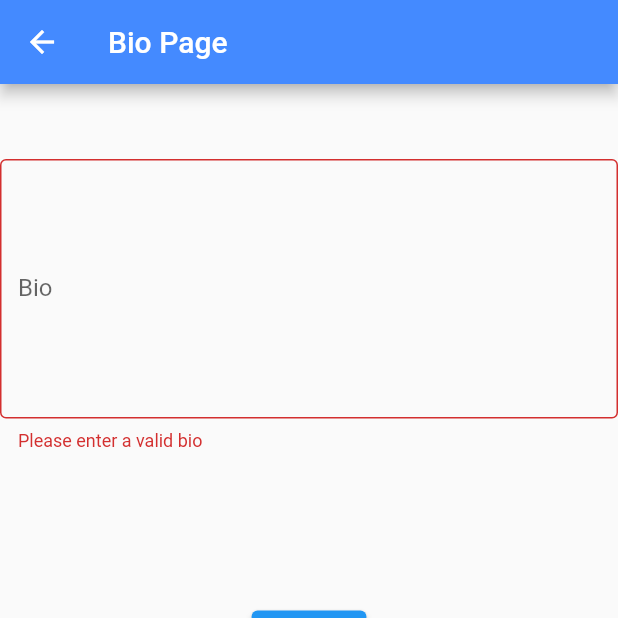
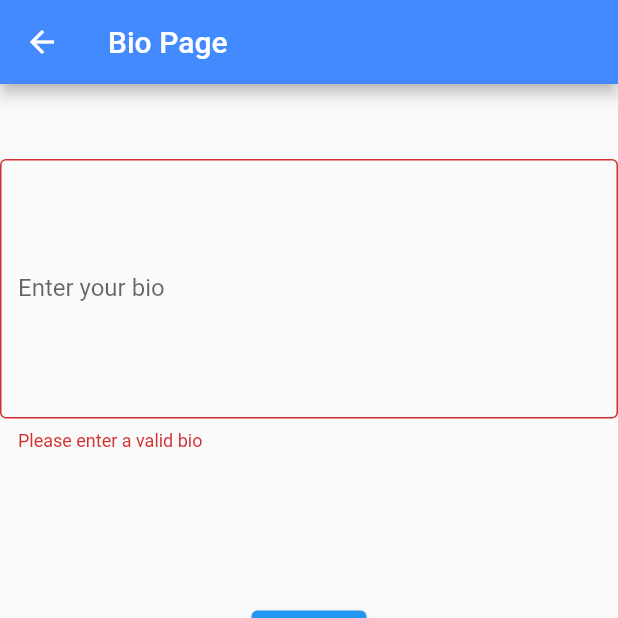
Before and after one commit to Abiidahiya/community_, a Flutter app: the UserBioPage screen opened directly, after a tap on "Submit", on a phone screen of 412 x 824 dp, the top half of it. Run offline on Flutter 3.47's test engine with Material 2 defaults, Android fonts, the phone set to English and light mode, and no system bars; our stand-ins replace firebase_auth, firebase_core, get, google_maps_flutter, google_sign_in, image_picker and 1 more; missing offline and left inert: flutter_facebook_auth; accounts and stored records are empty.

Commit message:
updated global textfield and validator class created

```diff
--- /dev/null
+++ b/lib/uicomponents/apptextformfield.dart
@@ -0,0 +1,34 @@
+import 'package:flutter/material.dart';
+
+
+class AppTextFormField extends StatelessWidget {
+  final Key? key;
+  final TextEditingController controller;
+  final String? Function(String?)? validator;
+  final InputDecoration? decoration;
+  final String label;
+  final int? maxLines; // Add maxLines property
+
+  const AppTextFormField({
+    this.key,
+    required this.controller,
+    required this.validator,
+    this.decoration,
+    required this.label,
+    this.maxLines, // Initialize the maxLines property
+  });
+
+  @override
+  Widget build(BuildContext context) {
+    return TextFormField(
+      key: key,
+      controller: controller,
+      decoration: InputDecoration(
+        labelText: label,
+        border: OutlineInputBorder(),
+      ),
+      validator: validator,
+      maxLines: maxLines, // Set the maxLines property here
+    );
+  }
+}
--- a/lib/utils/app_string_res.dart
+++ b/lib/utils/app_string_res.dart
@@ -22,10 +22,17 @@ const lastname='Last Name';
 const email='Enter Email';
 const imagepickertext='Select Image';
 const next='Next Page';
-const firstnameerror='Please enter valid first name';
-const lastnameerror='Please enter valid last name';
-const emailerror='Please enter valid email';
+const firstnameerror='Please enter a valid first name';
+const lastnameerror='Please enter a valid last name';
+
+const emailerror='Please enter a valid email';
 const address='Enter address manually';
 const bio='Enter your bio';
 const bioerror='Please enter a valid bio';
 const submit='Submit';
+const address1='Address';
+const village='Village';
+const town='Town/City';
+const state='State';
+const country='Country';
+const biopage='Bio Page';
--- /dev/null
+++ b/lib/utils/validators.dart
@@ -0,0 +1,51 @@
+import 'package:community/utils/app_string_res.dart';
+class Validators {
+  static String? emailValidator(String? value) {
+    if (value == null || value.isEmpty) {
+      return emailerror;
+    }
+
+    final emailRegex = RegExp(r'^[\w-\.]+@([\w-]+\.)+[a-zA-Z]{2,4}$');
+    if (!emailRegex.hasMatch(value)) {
+      return emailerror;
+    }
+
+    return null;
+  }
+  static String? firstNameValidator(String? value) {
+    if (value == null || value.isEmpty) {
+      return firstnameerror;
+    }
+
+    final nameRegex = RegExp(r'^[a-zA-Z ]+$');
+    if (!nameRegex.hasMatch(value)) {
+      return firstnameerror;
+    }
+
+    return null;
+  }
+  static String? lastNameValidator(String? value) {
+    if (value == null || value.isEmpty) {
+      return lastnameerror;
+    }
+
+    final nameRegex = RegExp(r'^[a-zA-Z ]+$');
+    if (!nameRegex.hasMatch(value)) {
+      return lastnameerror;
+    }
+
+    return null;
+  }
+  static String? bioValidator(String? value) {
+    if (value == null || value.isEmpty) {
+      return bioerror;
+    }
+
+    final bioRegex = RegExp(r'^[a-zA-Z0-9\s.,!?()]*$');
+    if (!bioRegex.hasMatch(value)) {
+      return bioerror;
+    }
+
+    return null;
+  }
+}
--- a/lib/view/ui/userdatawizard/userbio_page.dart
+++ b/lib/view/ui/userdatawizard/userbio_page.dart
@@ -4,48 +4,41 @@ import 'package:get/get.dart';
 import 'package:community/view_model/userwizard/wizard_controller.dart';
 import 'package:community/view_model/userwizard/userbio_controller.dart';
 import 'package:community/utils/app_string_res.dart';
+import 'package:community/uicomponents/apptextformfield.dart';
+import 'package:community/utils/validators.dart';
 
 
 class UserBioPage extends StatelessWidget {
   final UserWizardController wizardController = Get.put(UserWizardController());
   final UserBioController bioController = Get.put(UserBioController());
 
-  final _formKey = GlobalKey<FormState>(); // Create a GlobalKey<FormState>
+  final _formKey = GlobalKey<FormState>();
 
   @override
   Widget build(BuildContext context) {
     return Scaffold(
       appBar: AppBar(
-        title: Text('Bio Page'),
+        title: Text(biopage),
         backgroundColor: Colors.blueAccent,
       ),
       body: Form(
-        key: _formKey, // Associate the GlobalKey with the Form
+        key: _formKey,
         child: Column(
           children: [
             SizedBox(height: Dimen_50,),
-            TextFormField(
+            AppTextFormField(
               key: Key('bioField'),
-              controller: bioController.userBioTextController, // Corrected this line
+              controller: bioController.userBioTextController,
               maxLines: 7,
-              decoration: InputDecoration(
-                labelText: 'Bio',
-                hintText: bio,
-                border: OutlineInputBorder(),
-              ),
-              validator: (value) {
-                if (value!.isEmpty ||!RegExp(r'^[a-zA-Z0-9\s.,!?()]*$').hasMatch(value)) {
-                  return bioerror;
-                }
-                return null;
-              },
+              label: bio,
+              validator: Validators.bioValidator,
             ),
             SizedBox(height: Dimen_100,),
             ElevatedButton(
               key: Key('submitButton'),
               onPressed: () {
                 if (_formKey.currentState!.validate()) {
-                  // Validation successful, you can perform additional actions here
+
                 }
               },
               child: Text(submit),
--- a/lib/view/ui/userdatawizard/wizard_page.dart
+++ b/lib/view/ui/userdatawizard/wizard_page.dart
@@ -22,6 +22,7 @@ class WizardPage extends StatelessWidget {
             child: IndexedStack(
               index: wizardController.currentStep.value,
               children: [
+
                 PersonalInfoPage(),
                 UserAddressPage(),
                 UserBioPage(),
--- a/pubspec.yaml
+++ b/pubspec.yaml
@@ -38,6 +38,7 @@ dependencies:
   location: ^5.0.0
   image_picker: ^1.0.2
   flutter_wizard: ^2.0.5
+
 
 
 
```
Also changed, not shown: lib/view/ui/userdatawizard/personalinfo_page.dart (+15 -24 lines), 2 other files.
